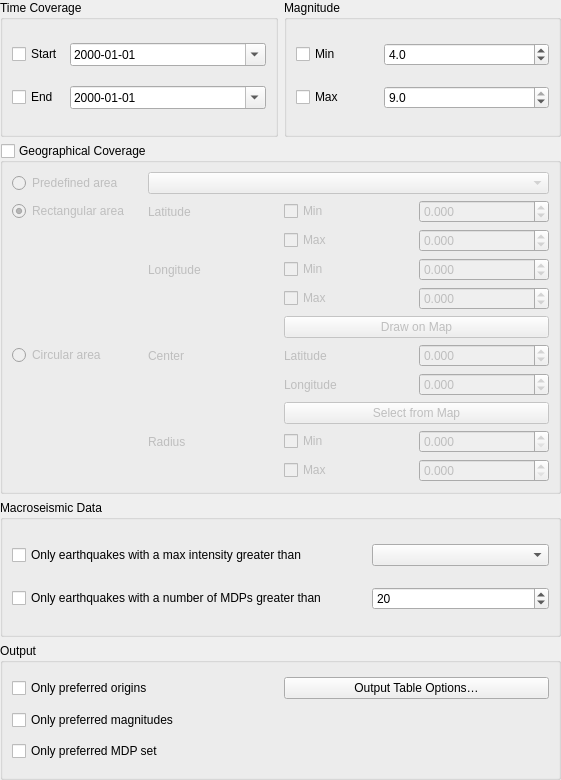
The window that qquake/ui/filter_parameter_widget_base.ui (INGV/qquake) describes before a commit, drawn with Qt 5.
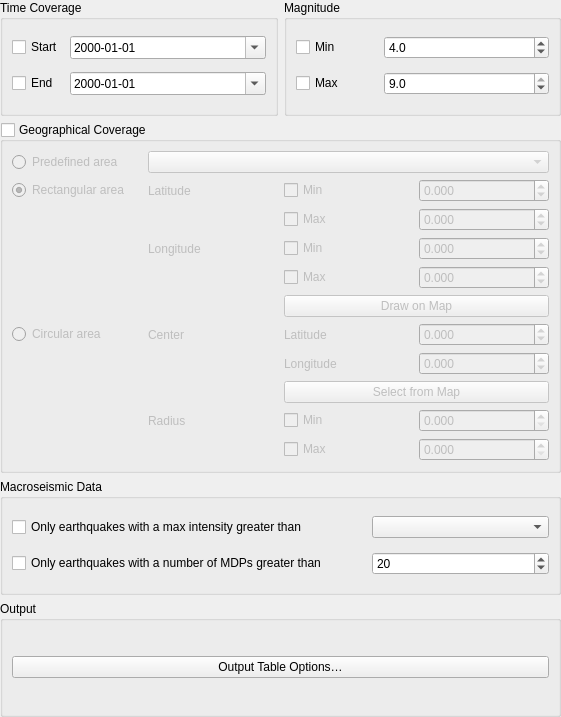
The same window after the commit.

Commit message: Output one single combined layer only

```diff
--- a/qquake/ui/filter_parameter_widget_base.ui
+++ b/qquake/ui/filter_parameter_widget_base.ui
@@ -7,7 +7,7 @@
     <x>0</x>
     <y>0</y>
     <width>561</width>
-    <height>780</height>
+    <height>717</height>
    </rect>
   </property>
   <property name="windowTitle">
@@ -410,33 +410,12 @@
      </property>
      <layout class="QGridLayout" name="gridLayout_8">
       <item row="0" column="0">
-       <widget class="QCheckBox" name="output_preferred_origins_only_check">
-        <property name="text">
-         <string>Only preferred origins</string>
-        </property>
-       </widget>
-      </item>
-      <item row="1" column="0">
-       <widget class="QCheckBox" name="output_preferred_magnitudes_only_check">
-        <property name="text">
-         <string>Only preferred magnitudes</string>
-        </property>
-       </widget>
-      </item>
-      <item row="0" column="1">
        <widget class="QPushButton" name="output_table_options_button">
         <property name="text">
          <string>Output Table Options…</string>
         </property>
        </widget>
       </item>
-      <item row="2" column="0">
-       <widget class="QCheckBox" name="output_preferred_mdp_only_check">
-        <property name="text">
-         <string>Only preferred MDP set</string>
-        </property>
-       </widget>
-      </item>
      </layout>
     </widget>
    </item>
```
The commit also changes 13 other files.
